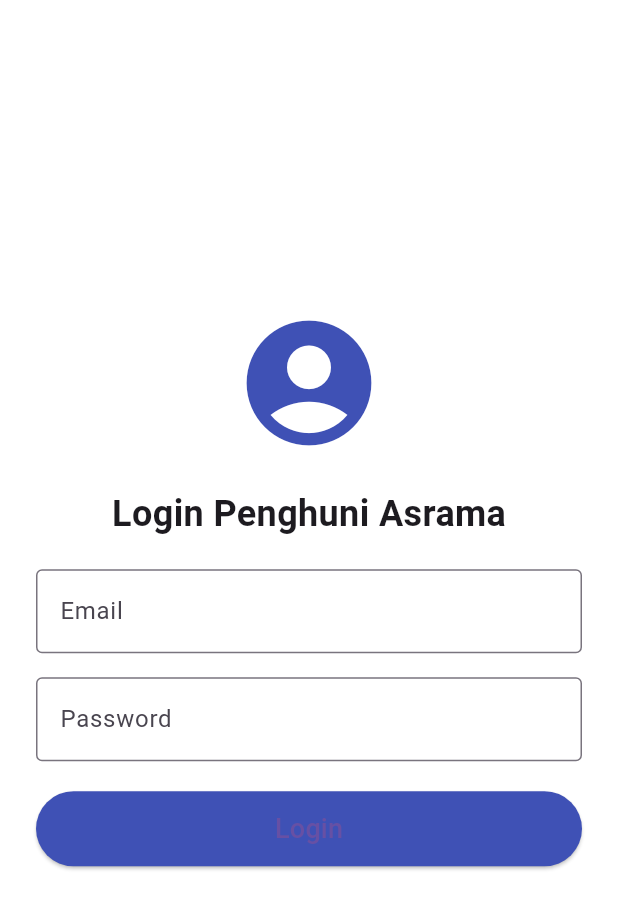
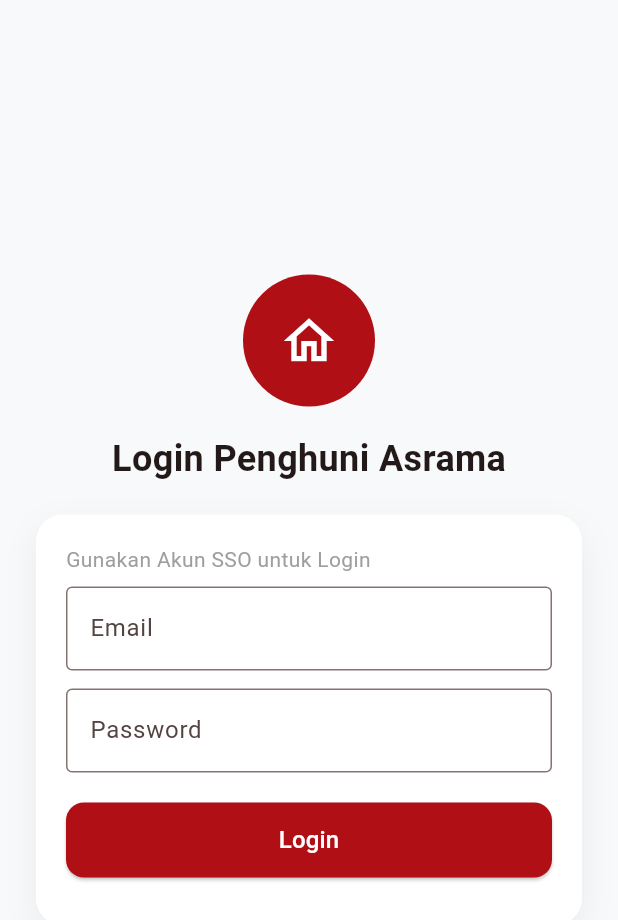
Before and after one commit to Tisee747/mydormitory-mobile, a Flutter app: the screen it shows after launch, on a phone screen of 412 x 824 dp. Shown: the top 920 px of the screen. Run offline on Flutter 3.47's test engine with Material 3 defaults, Android fonts, the phone set to English and light mode, and no system bars.

Commit message:
Enhance UI in LoginScreen and HomeScreen; update theme and button styles

```diff
--- a/lib/main.dart
+++ b/lib/main.dart
@@ -12,6 +12,20 @@ class MyApp extends StatelessWidget {
   Widget build(BuildContext context) {
     return MaterialApp(
       debugShowCheckedModeBanner: false,
+      theme: ThemeData(
+        primaryColor: const Color(0xFFB01015),
+        scaffoldBackgroundColor: const Color(0xFFF8F9FA),
+        colorScheme: ColorScheme.fromSeed(seedColor: const Color(0xFFB01015)),
+        elevatedButtonTheme: ElevatedButtonThemeData(
+          style: ElevatedButton.styleFrom(
+            backgroundColor: const Color(0xFFB01015),
+            foregroundColor: Colors.white,
+            shape: RoundedRectangleBorder(
+              borderRadius: BorderRadius.circular(8),
+            ),
+          ),
+        ),
+      ),
       home: const LoginScreen(),
     );
   }
--- a/lib/screens/home_screen.dart
+++ b/lib/screens/home_screen.dart
@@ -66,7 +66,7 @@ class _HomeScreenState extends State<HomeScreen> {
             width: double.infinity,
             padding: const EdgeInsets.only(top: 60, left: 24, right: 24),
             decoration: const BoxDecoration(
-              color: Color(0xFF2962FF), // Warna Biru Utama (Indigo Accent)
+              color: Color(0xFFB01015), // Primary merah sesuai CSS
               borderRadius: BorderRadius.only(
                 bottomLeft: Radius.circular(32),
                 bottomRight: Radius.circular(32),
@@ -155,7 +155,7 @@ class _HomeScreenState extends State<HomeScreen> {
                     boxShadow: [
                       BoxShadow(
                         color: const Color(
-                          0xFF2962FF,
+                          0xFFB01015,
                         ).withAlpha((0.15 * 255).round()),
                         blurRadius: 20,
                         offset: const Offset(0, 10),
@@ -236,7 +236,7 @@ class _HomeScreenState extends State<HomeScreen> {
                               ? null
                               : _handleScanQR, // Disable jika sudah absen
                           style: ElevatedButton.styleFrom(
-                            backgroundColor: const Color(0xFF2962FF),
+                            backgroundColor: const Color(0xFFB01015),
                             elevation: 0,
                             shape: RoundedRectangleBorder(
                               borderRadius: BorderRadius.circular(16),
--- a/lib/screens/login_screen.dart
+++ b/lib/screens/login_screen.dart
@@ -78,63 +78,115 @@ class _LoginScreenState extends State<LoginScreen> {
   @override
   Widget build(BuildContext context) {
     return Scaffold(
-      backgroundColor: Colors.white,
+      backgroundColor: const Color(0xFFF8F9FA),
       body: Center(
-        child: Padding(
+        child: SingleChildScrollView(
           padding: const EdgeInsets.all(24.0),
-          child: SingleChildScrollView(
-            child: Form(
-              key: _formKey,
           child: Column(
+            mainAxisSize: MainAxisSize.min,
             children: [
-                  const Icon(
-                    Icons.account_circle,
-                    size: 100,
-                    color: Colors.indigo,
+              // Logo circle
+              CircleAvatar(
+                radius: 44,
+                backgroundColor: Theme.of(context).primaryColor,
+                child: const Icon(
+                  Icons.home_outlined,
+                  size: 40,
+                  color: Colors.white,
                 ),
-                  const SizedBox(height: 20),
+              ),
+              const SizedBox(height: 18),
               const Text(
                 'Login Penghuni Asrama',
                 style: TextStyle(fontSize: 24, fontWeight: FontWeight.bold),
               ),
               const SizedBox(height: 20),
 
+              // Card with form
+              Container(
+                width: double.infinity,
+                constraints: const BoxConstraints(maxWidth: 520),
+                padding: const EdgeInsets.all(20),
+                decoration: BoxDecoration(
+                  color: Colors.white,
+                  borderRadius: BorderRadius.circular(18),
+                  boxShadow: [
+                    BoxShadow(
+                      color: Colors.black.withAlpha((0.06 * 255).round()),
+                      blurRadius: 18,
+                      offset: const Offset(0, 8),
+                    ),
+                  ],
+                ),
+                child: Form(
+                  key: _formKey,
+                  child: Column(
+                    children: [
+                      const Align(
+                        alignment: Alignment.centerLeft,
+                        child: Text(
+                          'Gunakan Akun SSO untuk Login',
+                          style: TextStyle(fontSize: 14, color: Colors.grey),
+                        ),
+                      ),
+                      const SizedBox(height: 8),
                       TextFormField(
                         controller: _emailController,
                         decoration: const InputDecoration(
                           labelText: 'Email',
+                          hintText: 'youremail@dorm.edu',
                           border: OutlineInputBorder(),
                         ),
                         validator: (v) => v!.isEmpty ? 'Masukkan email' : null,
                       ),
-                  const SizedBox(height: 16),
+                      const SizedBox(height: 12),
 
                       TextFormField(
                         controller: _passwordController,
                         obscureText: true,
                         decoration: const InputDecoration(
                           labelText: 'Password',
+                          hintText: 'Masukkan password',
                           border: OutlineInputBorder(),
                         ),
-                    validator: (v) => v!.isEmpty ? 'Masukkan password' : null,
+                        validator: (v) =>
+                            v!.isEmpty ? 'Masukkan password' : null,
                       ),
                       const SizedBox(height: 20),
-
-                  ElevatedButton(
+                      SizedBox(
+                        width: double.infinity,
+                        height: 50,
+                        child: ElevatedButton(
                           onPressed: _loading ? null : _doLogin,
                           style: ElevatedButton.styleFrom(
-                      backgroundColor: Colors.indigo,
-                      minimumSize: const Size(double.infinity, 50),
+                            backgroundColor: Theme.of(context).primaryColor,
+                            shape: RoundedRectangleBorder(
+                              borderRadius: BorderRadius.circular(12),
+                            ),
                           ),
                           child: _loading
-                        ? const CircularProgressIndicator(color: Colors.white)
-                        : const Text('Login', style: TextStyle(fontSize: 18)),
+                              ? const CircularProgressIndicator(
+                                  color: Colors.white,
+                                )
+                              : const Text(
+                                  'Login',
+                                  style: TextStyle(fontSize: 16),
                                 ),
-                  const SizedBox(height: 20),
-                  Text(_message, style: const TextStyle(color: Colors.red)),
+                        ),
+                      ),
+                      const SizedBox(height: 12),
+                      if (_message.isNotEmpty)
+                        Text(
+                          _message,
+                          style: const TextStyle(color: Colors.red),
+                        ),
                     ],
                   ),
                 ),
+              ),
+
+              const SizedBox(height: 24),
+            ],
           ),
         ),
       ),
```
Lines whose indentation alone changed are shown as unchanged.
